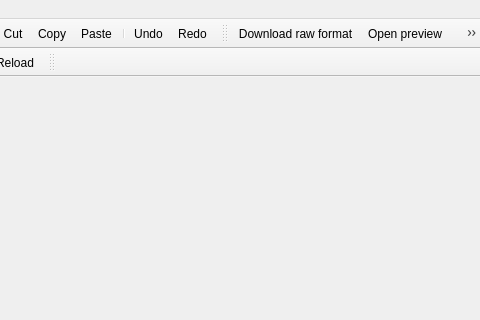
First picture: the form in application/inyokaedit.ui, repository inyokaproject/inyokaedit, before the edit; both pictures show x 160 to 640 and y 0 to 320 of the 640 by 480 pixel window.
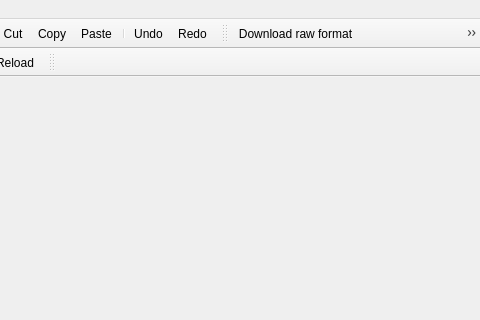
Second picture: the form after the edit. Icons and pictures are not drawn.

Commit message: If compiled with no preview: Hide UI elements, open browser

The edit to the form file:
```diff
--- a/application/inyokaedit.ui
+++ b/application/inyokaedit.ui
@@ -409,7 +409,7 @@
     </iconset>
    </property>
    <property name="text">
-    <string>Open preview</string>
+    <string>Generate preview</string>
    </property>
    <property name="toolTip">
     <string>Open preview of current article</string>
```
Left out of the diff: 2 changed lines with no effect on the pictures. The commit also changes 9 other files.
